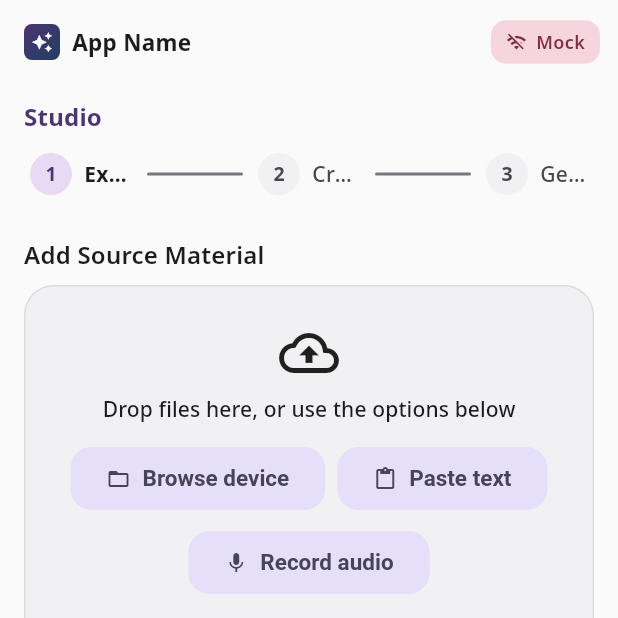
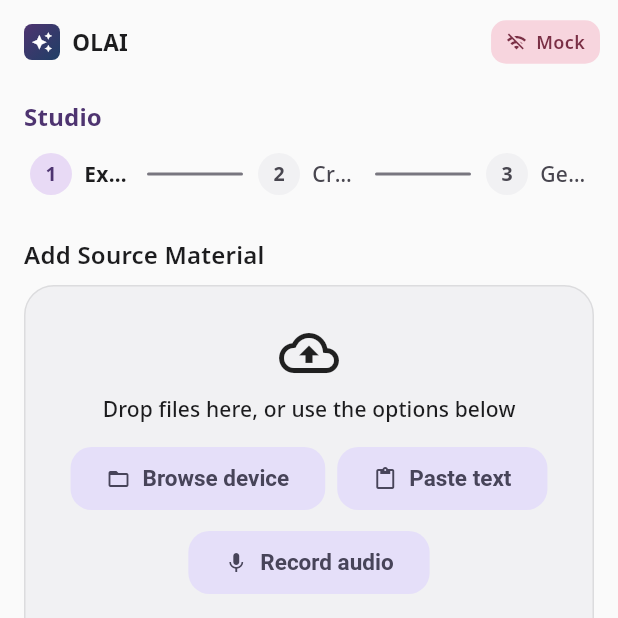
Before and after one commit to HaGo-Creations/olai-atelier, a Flutter app: the screen it shows after launch, item 2 of the bottom bar chosen, on a phone screen of 412 x 824 dp, the top half of it. Run offline on Flutter 3.47's test engine with Material 3 defaults, Android fonts, the light colour scheme and no system bars; our stand-ins replace connectivity_plus, file_picker, flutter_dotenv, flutter_markdown, flutter_riverpod, google_fonts and 2 more; missing offline and left inert: dart:html, desktop_drop, flutter_math_fork, markdown, record; network calls fail; project files that could hold a hidden picture were left out.

Commit message:
branding: rename app to OLAI with new tagline

```diff
--- a/frontend/assets/i18n/en.json
+++ b/frontend/assets/i18n/en.json
@@ -1,25 +1,21 @@
 {
-  "app_name": "Gemma Educator",
+  "app_name": "OLAI",
   "tab_desk": "Desk",
   "tab_studio": "Studio",
   "tab_cabinet": "Cabinet",
   "tab_settings": "Settings",
-
   "welcome_morning": "Good morning",
   "welcome_afternoon": "Good afternoon",
   "welcome_evening": "Good evening",
   "welcome_stat": "{count} resources created this week",
   "welcome_continue": "Continue last session",
-
   "quick_launch": "Quick Launch",
   "create_new": "Create New",
   "create_picker_title": "What would you like to create?",
-
   "recent_resources": "Recent Resources",
   "recent_empty": "No resources yet. Create your first one.",
   "view_grid": "Grid",
   "view_list": "List",
-
   "studio_build": "Build",
   "studio_shape": "Shape",
   "studio_output": "Output",
@@ -27,37 +23,30 @@
   "back": "Back",
   "generate": "Generate",
   "generating": "Generating…",
-
   "upload_title": "Add Source Material",
   "upload_hint": "Drop files here, paste text, or browse",
   "browse_files": "Browse files",
   "paste_text": "Paste text",
-
   "resource_picker": "Choose Resource Type",
   "subject": "Subject",
   "grade": "Grade",
   "lesson": "Lesson",
-
   "topic": "Topic",
   "objective": "Learning objective",
   "language": "Language",
   "extra_instructions": "Extra instructions",
-
   "format": "Format",
   "show_objectives": "Show objectives",
   "include_answer_key": "Include answer key",
   "include_rubric": "Include rubric",
   "bold_headers": "Bold headers",
   "numbered_items": "Numbered items",
-
   "content_balance": "Content Balance",
   "exact_textbook": "Exact textbook content",
   "additional_content": "Additional content",
-
   "search_hint": "Find resources by topic, subject…",
   "no_results": "No matching resources",
   "export": "Export",
-
   "settings_profile": "Teacher Profile",
   "settings_curriculum": "Curriculum Library",
   "settings_fields": "Field Editor",
@@ -66,12 +55,10 @@
   "settings_branding": "Letterhead & Branding",
   "settings_appearance": "Appearance",
   "settings_model": "Model & Connection",
-
   "profile_name": "Name",
   "profile_school": "School / Organization",
   "profile_subjects": "Subjects",
   "profile_grades": "Grades",
-
   "add": "Add",
   "save": "Save",
   "cancel": "Cancel",
@@ -81,12 +68,10 @@
   "unlock": "Unlock",
   "unlock_confirm_title": "Unlock this?",
   "unlock_confirm_body": "Unlocking will let you edit content that affects AI context. Continue?",
-
   "theme_light": "Light",
   "theme_dark": "Dark",
   "theme_system": "System",
   "theme_mode": "Theme",
-
   "model_mode": "Model mode",
   "model_local": "Local (offline)",
   "model_cloud": "Cloud (online)",
@@ -94,7 +79,6 @@
   "badge_local": "Local",
   "badge_cloud": "Cloud",
   "badge_offline": "Offline",
-
   "branding_logo": "Logo",
   "branding_school_name": "School name",
   "branding_address": "Address",
@@ -102,6 +86,5 @@
   "branding_email": "Email",
   "branding_footer": "Footer text",
   "branding_apply_on_export": "Apply on export",
-
   "language_setting": "Language"
 }
--- a/frontend/lib/widgets/app_branding.dart
+++ b/frontend/lib/widgets/app_branding.dart
@@ -15,8 +15,8 @@ import '../theme.dart';
 
 class AppBrandingConfig {
   // Edit these placeholders to set your final app name & tagline
-  static const String appName = 'App Name';
-  static const String tagline = 'Your tagline goes here';
+  static const String appName = 'OLAI';
+  static const String tagline = 'Agentic Workflow for Educators';
 }
 
 /// Square logo (default 32px). Swap the contents of this method to use a PNG.
```
Also changed, not shown: 2 other files.
